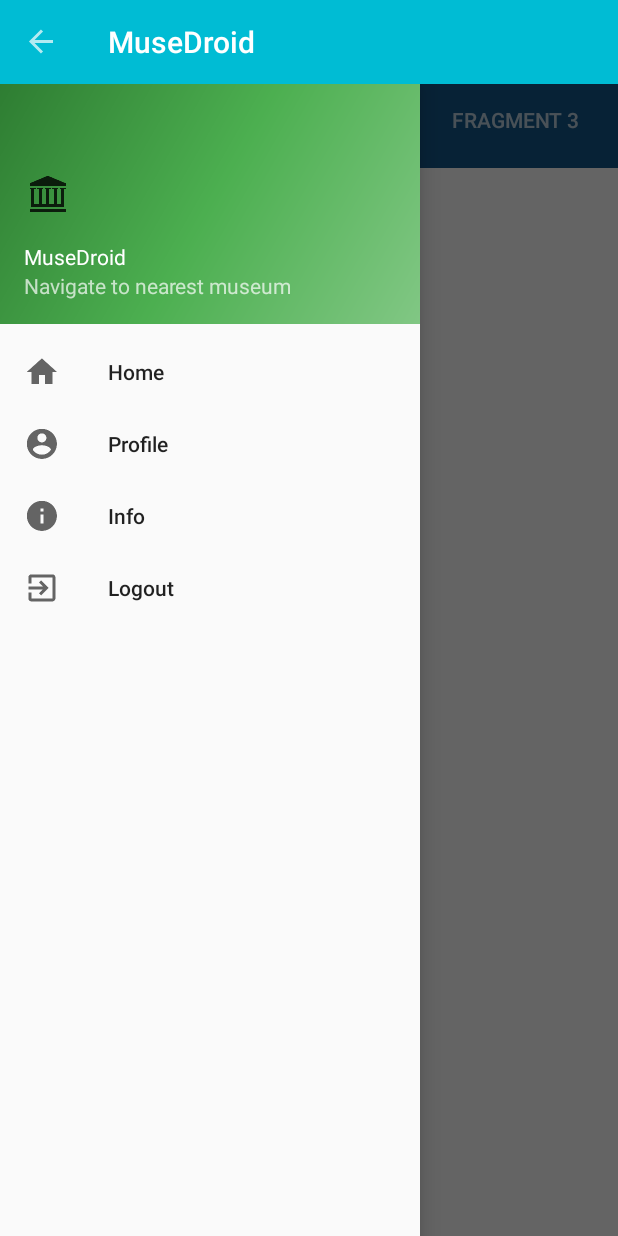
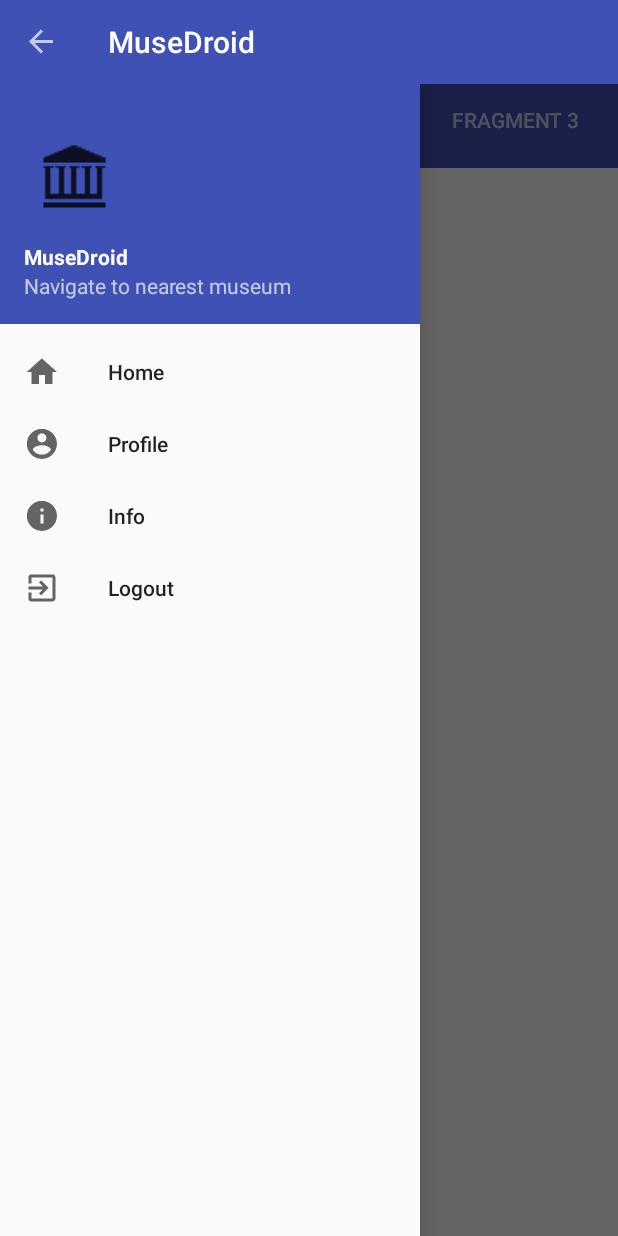
Before and after one commit to GBardis/MuseDroid, an Android app: the screen it shows after launch once a user with an empty profile is signed in (MainActivity), with the side drawer open, on a phone screen of 412 x 824 dp. Run offline under Robolectric (Android 15) with nearby library versions, the light colour scheme and no system bars; our stand-ins replace Firebase (no records; nobody signed in at launch, a user with empty details on screens opened directly).

Commit message:
Reverts colors to Material Dark Defaults

```diff
--- a/app/src/main/res/drawable/side_nav_bar.xml
+++ b/app/src/main/res/drawable/side_nav_bar.xml
@@ -2,8 +2,8 @@
     android:shape="rectangle">
     <gradient
         android:angle="135"
-        android:centerColor="#4CAF50"
-        android:endColor="#2E7D32"
-        android:startColor="#81C784"
+        android:centerColor="#3F51B5"
+        android:endColor="#3F51B5"
+        android:startColor="#3F51B5"
         android:type="linear" />
 </shape>
--- a/app/src/main/res/layout/activity_login.xml
+++ b/app/src/main/res/layout/activity_login.xml
@@ -20,8 +20,10 @@
             android:layout_width="@dimen/logo_w_h"
             android:layout_height="@dimen/logo_w_h"
             android:layout_gravity="center_horizontal"
+            android:layout_marginBottom="30dp"
+            android:adjustViewBounds="false"
             android:contentDescription="@string/naviconmuseum"
-            android:layout_marginBottom="30dp"
+            android:cropToPadding="false"
             android:src="@mipmap/ic_launcher" />
 
         <android.support.design.widget.TextInputLayout
@@ -61,7 +63,7 @@
             android:layout_width="fill_parent"
             android:layout_height="wrap_content"
             android:layout_marginTop="20dip"
-            android:background="@color/colorAccent"
+            android:background="?android:attr/colorBackground"
             android:text="@string/btn_login"
             android:textColor="@android:color/black" />
 
@@ -73,7 +75,8 @@
             android:background="@null"
             android:text="@string/btn_forgot_password"
             android:textAllCaps="false"
-            android:textColor="@color/colorAccent" />
+            android:textColor="@color/input_login_hint"
+            android:textStyle="bold" />
 
         <!-- Link to Login Screen -->
 
@@ -85,7 +88,7 @@
             android:background="@null"
             android:text="@string/btn_link_to_register"
             android:textAllCaps="false"
-            android:textColor="@color/white"
+            android:textColor="?attr/colorAccent"
             android:textSize="15sp" />
     </LinearLayout>
 
--- a/app/src/main/res/layout/activity_main.xml
+++ b/app/src/main/res/layout/activity_main.xml
@@ -42,7 +42,7 @@
                 android:id="@+id/tab_layout"
                 android:layout_width="match_parent"
                 android:layout_height="wrap_content"
-                android:background="#125688"
+                android:background="?attr/colorPrimary"
                 android:minHeight="?attr/actionBarSize"
                 android:theme="@style/ThemeOverlay.AppCompat.Dark.ActionBar" />
 
--- a/app/src/main/res/layout/nav_header_navigation.xml
+++ b/app/src/main/res/layout/nav_header_navigation.xml
@@ -11,24 +11,29 @@
     android:paddingRight="@dimen/activity_horizontal_margin"
     android:paddingTop="@dimen/activity_vertical_margin"
 
-    android:theme="@style/ThemeOverlay.AppCompat.Dark">
+    android:theme="@style/ThemeOverlay.AppCompat.Dark"
+    android:weightSum="1"
+    app:layout_collapseParallaxMultiplier="1.0">
 
     <ImageView
         android:id="@+id/imageView"
 
-        android:layout_width="wrap_content"
-        android:layout_height="wrap_content"
+        android:layout_width="67dp"
+        android:layout_height="53dp"
         android:adjustViewBounds="false"
         android:contentDescription="@string/naviconmuseum"
         android:paddingTop="@dimen/nav_header_vertical_spacing"
-        app:srcCompat="@drawable/ic_museum" />
+        app:srcCompat="@drawable/ic_museum"
+        android:layout_weight="0.92" />
 
     <TextView
-        android:layout_width="match_parent"
+        android:layout_width="wrap_content"
         android:layout_height="wrap_content"
         android:paddingTop="@dimen/nav_header_vertical_spacing"
         android:text="@string/musedroid"
-        android:textAppearance="@style/TextAppearance.AppCompat.Body1" />
+        android:textAllCaps="false"
+        android:textAppearance="@style/TextAppearance.AppCompat.Body1"
+        android:textStyle="bold" />
 
     <TextView
         android:id="@+id/textView"
--- a/app/src/main/res/values/colors.xml
+++ b/app/src/main/res/values/colors.xml
@@ -1,12 +1,12 @@
 <?xml version="1.0" encoding="utf-8"?>
 <resources>
-    <color name="colorPrimary">#00bcd4</color>
-    <color name="colorPrimaryDark">#0097a7</color>
-    <color name="colorAccent">#f2fe71</color>
+    <color name="colorPrimary">#3F51B5</color>
+    <color name="colorPrimaryDark">#303F9F</color>
+    <color name="colorAccent">#FF4081</color>
 
     <color name="bg_login">#26ae90</color>
     <color name="bg_register">#2e3237</color>
-    <color name="bg_main">#164064</color>
+    <color name="bg_main">#428bca</color>
     <color name="white">#ffffff</color>
     <color name="input_login">#222222</color>
     <color name="input_login_hint">#999999</color>
```
